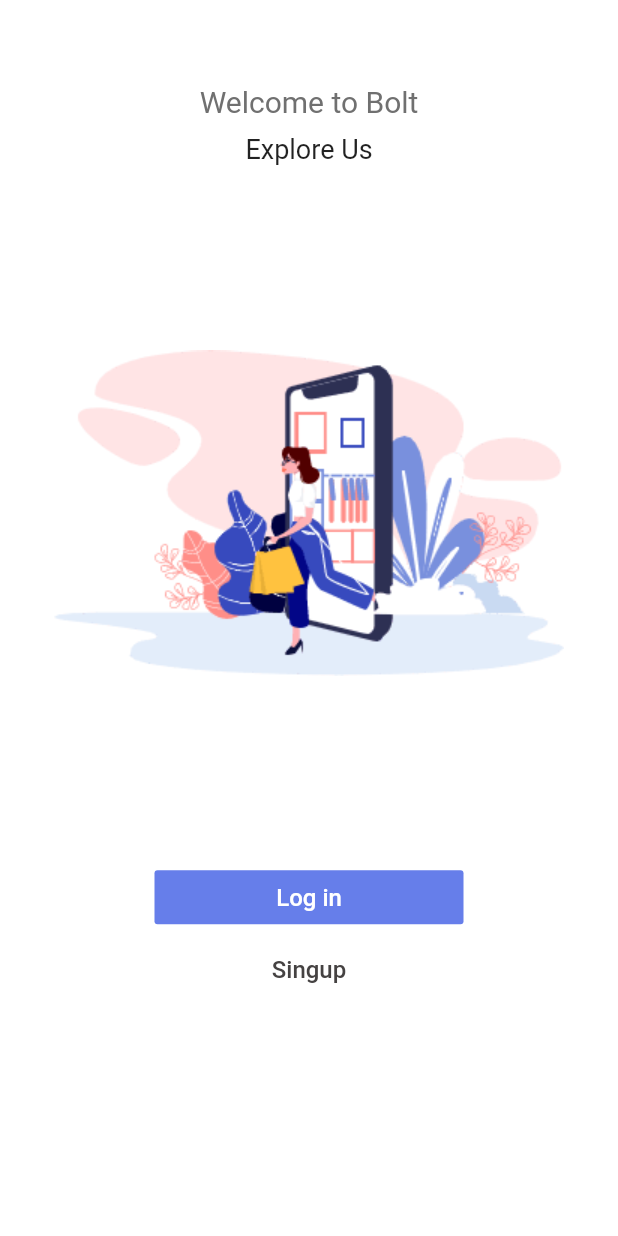
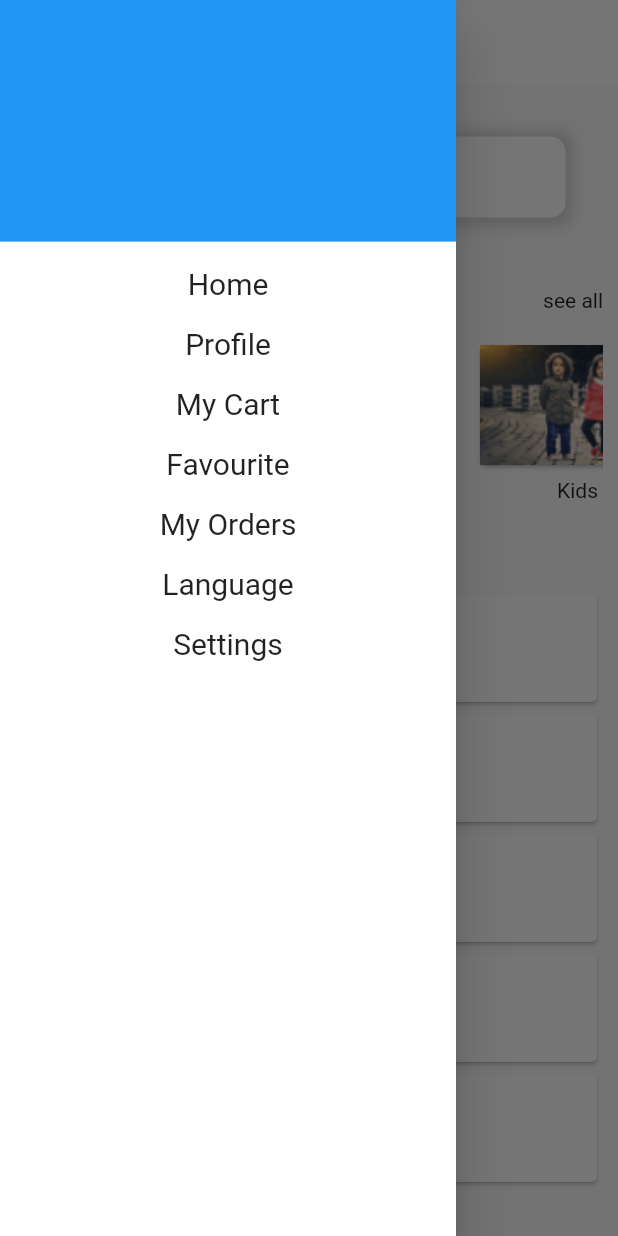
Before and after one commit to MuhammadJawad98/Bolt_EcommerceApp, a Flutter app: the screen it shows after launch, with the side drawer open (before the commit the screen has no drawer), on a phone screen of 412 x 824 dp. Run offline on Flutter 3.47's test engine with Material 2 defaults, Android fonts, the phone set to English and light mode, and no system bars; missing offline and left inert: splash_screen_view; Roboto replaces fonts that are missing (SegoeUI, SegoeUI-Semibold).

Commit message:
home screen

```diff
--- /dev/null
+++ b/lib/components/home/CateogoryCard.dart
@@ -0,0 +1,52 @@
+import 'package:flutter/material.dart';
+
+class CategoryCard extends StatelessWidget {
+  const CategoryCard({
+    Key key,
+    @required this.text,
+    @required this.imgUrl,
+    @required this.press,
+  }) : super(key: key);
+
+  final String text, imgUrl;
+  final GestureTapCallback press;
+
+  @override
+  Widget build(BuildContext context) {
+    return GestureDetector(
+      onTap: press,
+      child: SizedBox(
+        width: 150,
+        child: Padding(
+          padding: const EdgeInsets.all(5.0),
+          child: Column(
+            children: [
+              Card(
+                // shape:RoundedRectangleBorder(
+                //     side: BorderSide(color: Colors.white, width: 0.5),
+                //     borderRadius: BorderRadius.circular(5)),
+                child: Container(
+                  // padding: EdgeInsets.all(MediaQuery.of(context).size.width * 0.15),
+                  height: 80,
+                  width: 130,
+                  // decoration: BoxDecoration(
+                  //   borderRadius: BorderRadius.only(
+                  //       topRight: Radius.circular(15),
+                  //       bottomRight: Radius.circular(15)),
+                  //   color: Colors.deepPurple,
+                  // ),
+                  child: Image.asset(
+                    imgUrl,
+                    fit: BoxFit.cover,
+                  ),
+                ),
+              ),
+              SizedBox(height: 5),
+              Text(text, textAlign: TextAlign.center)
+            ],
+          ),
+        ),
+      ),
+    );
+  }
+}
--- /dev/null
+++ b/lib/components/home/categories.dart
@@ -0,0 +1,84 @@
+import 'package:bolt_ecommerce_app/constants/constants.dart';
+import 'package:flutter/material.dart';
+
+import 'CateogoryCard.dart';
+
+class Categories extends StatelessWidget {
+  @override
+  Widget build(BuildContext context) {
+    return SingleChildScrollView(
+      child: Padding(
+        padding: const EdgeInsets.all(10.0),
+        child: Column(
+          mainAxisSize: MainAxisSize.min,
+          children: <Widget>[
+            //row having category tilte and see all option
+            Row(
+              mainAxisAlignment: MainAxisAlignment.spaceBetween,
+              children: [
+                Text(
+                  'Categories',
+                  style: TextStyle(fontSize: 18),
+                ),
+                Text('see all')
+              ],
+            ),
+            SizedBox(
+              height: 10,
+            ),
+
+            SizedBox(
+              height: 150.0,
+              child: ListView.builder(
+                  physics: ClampingScrollPhysics(),
+                  shrinkWrap: true,
+                  scrollDirection: Axis.horizontal,
+                  itemCount: categories.length,
+                  itemBuilder: (BuildContext context, int index) =>
+                      CategoryCard(
+                        imgUrl: categories[index]["imgUrl"],
+                        text: categories[index]["text"],
+                        press: () {},
+                      )),
+            ),
+            Text(
+              'Demo Headline 2',
+              style: TextStyle(fontSize: 18),
+            ),
+            Card(
+              child: ListTile(
+                  title: Text('Motivation $int'),
+                  subtitle: Text('this is a description of the motivation')),
+            ),
+            Card(
+              child: ListTile(
+                  title: Text('Motivation $int'),
+                  subtitle: Text('this is a description of the motivation')),
+            ),
+            Card(
+              child: ListTile(
+                  title: Text('Motivation $int'),
+                  subtitle: Text('this is a description of the motivation')),
+            ),
+            Card(
+              child: ListTile(
+                  title: Text('Motivation $int'),
+                  subtitle: Text('this is a description of the motivation')),
+            ),
+            Card(
+              child: ListTile(
+                  title: Text('Motivation $int'),
+                  subtitle: Text('this is a description of the motivation')),
+            ),
+          ],
+        ),
+      ),
+    );
+  }
+}
+
+List<Map<String, dynamic>> categories = [
+  {"imgUrl": womenImg, "text": "Women"},
+  {"imgUrl": menImg, "text": "Men"},
+  {"imgUrl": kidImg, "text": "Kids"},
+];
--- /dev/null
+++ b/lib/components/searchBar.dart
@@ -0,0 +1,54 @@
+import 'package:flutter/cupertino.dart';
+import 'package:flutter/material.dart';
+
+class SearchBar extends StatefulWidget {
+  @override
+  _SearchBarState createState() => _SearchBarState();
+}
+
+class _SearchBarState extends State<SearchBar> {
+  @override
+  Widget build(BuildContext context) {
+    return Padding(
+      padding: const EdgeInsets.all(15.0),
+      child: Container(
+        alignment: Alignment.center,
+        margin: EdgeInsets.all(20),
+        width: double.infinity,
+        decoration: BoxDecoration(
+          color: Colors.white,
+          borderRadius: BorderRadius.circular(10), //border corner radius
+          boxShadow: [
+            BoxShadow(
+              color: Colors.grey.withOpacity(0.4), //color of shadow
+              spreadRadius: 5, //spread radius
+              blurRadius: 7, // blur radius
+                offset: Offset(0.0, 0.75)
+              //first paramerter of offset is left-right
+              //second parameter is top to down
+            ),
+            //you can set more BoxShadow() here
+          ],
+        ),
+        child:  Row(
+        children: [
+          Padding(
+            padding: const EdgeInsets.all(15.0),
+            child: Icon(Icons.search),
+          ),
+          Container(
+            width: 2,
+            height: 15,
+            color: Colors.grey,
+          ),
+          SizedBox(
+            width: 10,
+          ),
+          Text('Search Your Product')
+        ],
+      ),
+      ),
+
+    );
+  }
+}
--- a/lib/constants/constants.dart
+++ b/lib/constants/constants.dart
@@ -1 +1,4 @@
 const String fontFamily= 'SegoeUI';
+const String womenImg = "assets/category/women.png";
+const String menImg = "assets/category/men.png";
+const String kidImg = "assets/category/kids.png";
--- a/lib/main.dart
+++ b/lib/main.dart
@@ -1,4 +1,5 @@
 import 'package:bolt_ecommerce_app/views/WelcomeScreen.dart';
+import 'package:bolt_ecommerce_app/views/homeScreen.dart';
 import 'package:flutter/material.dart';
 import 'package:provider/provider.dart';
 import 'package:splash_screen_view/SplashScreenView.dart';
@@ -31,7 +32,7 @@ class MyApp extends StatelessWidget {
         initialRoute: welcomeScreenRoute,
         debugShowCheckedModeBanner: false,
         home: SplashScreenView(
-          home: WelcomeScreen(),
+          home: HomeScreen(),
           duration: 5000,
           imageSize: 200,
           imageSrc: "assets/logo.png",
--- /dev/null
+++ b/lib/views/drawer/MyDrawer.dart
@@ -0,0 +1,40 @@
+import 'package:bolt_ecommerce_app/views/drawer/MyListTile.dart';
+import 'package:flutter/material.dart';
+class MyDrawer extends StatelessWidget {
+  @override
+  Widget build(BuildContext context) {
+    return Container(
+      color: Colors.white,
+      child: ListView(
+        // Important: Remove any padding from the ListView.
+        padding: EdgeInsets.zero,
+        children: <Widget>[
+          UserAccountsDrawerHeader(),
+         MyListTile(title: 'Home',),
+         MyListTile(title: 'Profile',),
+         MyListTile(title: 'My Cart',),
+         MyListTile(title: 'Favourite',),
+         MyListTile(title: 'My Orders',),
+         MyListTile(title: 'Language',),
+         MyListTile(title: 'Settings',),
+          // GestureDetector(
+          //   child: Container(
+          //     padding: EdgeInsets.fromLTRB(0, 0, 30, 0),
+          //     alignment: Alignment.centerRight,
+          //     child: CircleAvatar(
+          //       child: Icon(
+          //         Icons.close,
+          //         color: Colors.white,
+          //       ),
+          //       backgroundColor: Colors.grey,
+          //     ),
+          //   ),
+          //   onTap: () {
+          //     Navigator.pop(context);
+          //   },
+          // ),
+        ],
+      ),
+    );
+  }
+}
--- /dev/null
+++ b/lib/views/drawer/MyListTile.dart
@@ -0,0 +1,20 @@
+import 'package:flutter/material.dart';
+
+class MyListTile extends StatelessWidget {
+  String title;
+
+  MyListTile({this.title});
+
+  @override
+  Widget build(BuildContext context) {
+    return GestureDetector(
+      child: Container(
+        height: 40,
+        child: Center(child: Text(title,textAlign: TextAlign.center,style: TextStyle(fontSize: 20),)),
+      ),
+      onTap: () {
+        Navigator.pop(context);
+      },
+    );
+  }
+}
--- a/lib/views/homeScreen.dart
+++ b/lib/views/homeScreen.dart
@@ -1,4 +1,11 @@
+import 'dart:ui';
+
+import 'package:bolt_ecommerce_app/components/home/categories.dart';
+import 'package:bolt_ecommerce_app/components/searchBar.dart';
 import 'package:flutter/material.dart';
+
+import 'drawer/MyDrawer.dart';
+
 class HomeScreen extends StatefulWidget {
   @override
   _HomeScreenState createState() => _HomeScreenState();
@@ -7,6 +14,29 @@ class HomeScreen extends StatefulWidget {
 class _HomeScreenState extends State<HomeScreen> {
   @override
   Widget build(BuildContext context) {
-    return Container();
+    return Scaffold(
+      appBar: AppBar(
+        elevation: 0,
+        actions: [
+          Icon(Icons.circle_notifications),
+          SizedBox(
+            width: 10,
+          ),
+          Icon(Icons.filter_alt),
+          SizedBox(
+            width: 20,
+          )
+        ],
+      ),
+      drawer: Drawer(child: MyDrawer()),
+      body: SingleChildScrollView(
+        child: Column(
+          children: [
+            SearchBar(),
+            Categories(),
+          ],
+        ),
+      ),
+    );
   }
 }
--- a/pubspec.yaml
+++ b/pubspec.yaml
@@ -50,6 +50,7 @@ flutter:
   # To add assets to your application, add an assets section, like this:
   assets:
     - assets/
+    - assets/category/
   #   - images/a_dot_ham.jpeg
 
   # An image asset can refer to one or more resolution-specific "variants", see
```
Also changed, not shown: assets/category/kids.png (added), assets/category/men.png (added), assets/category/women.png (added), 1 other file.
